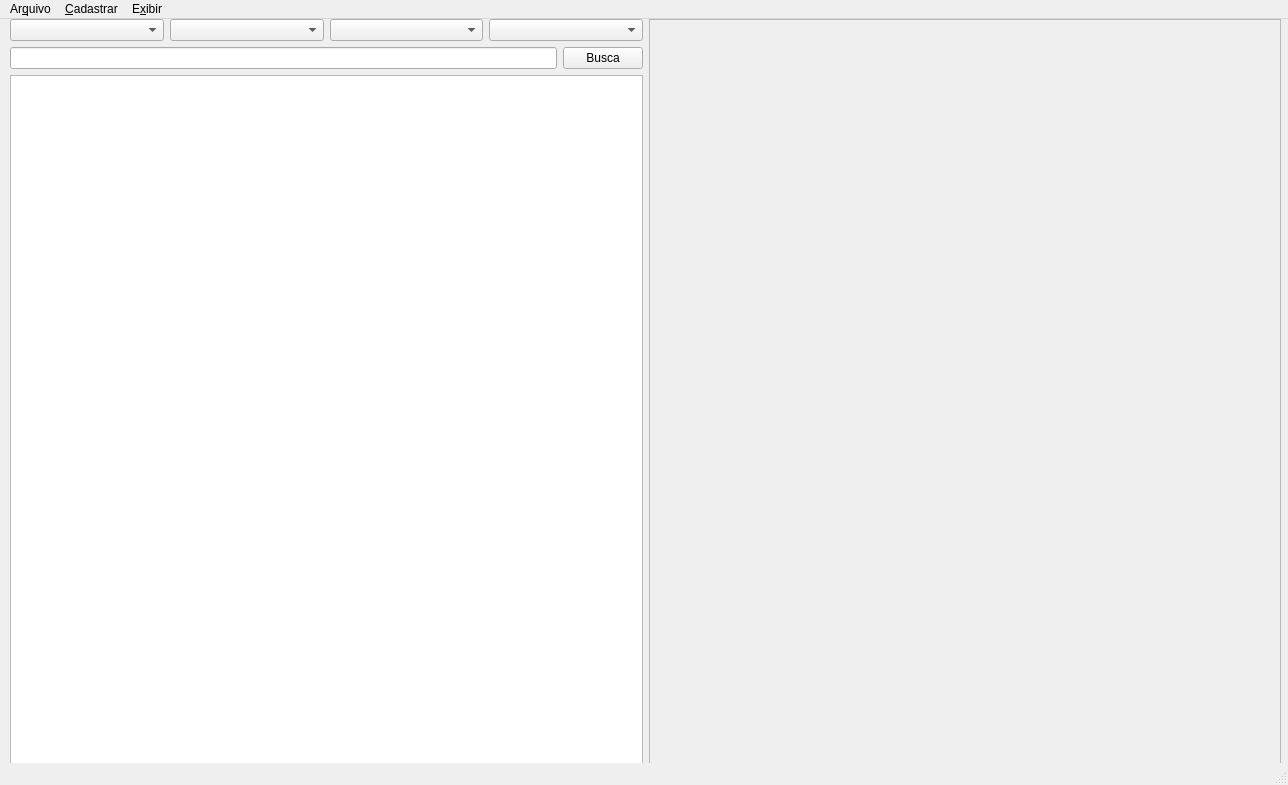
Above: src/main/python/ui/mainWindow.ui from matheusfillipe/ganec before the change. Below: the same form after it.
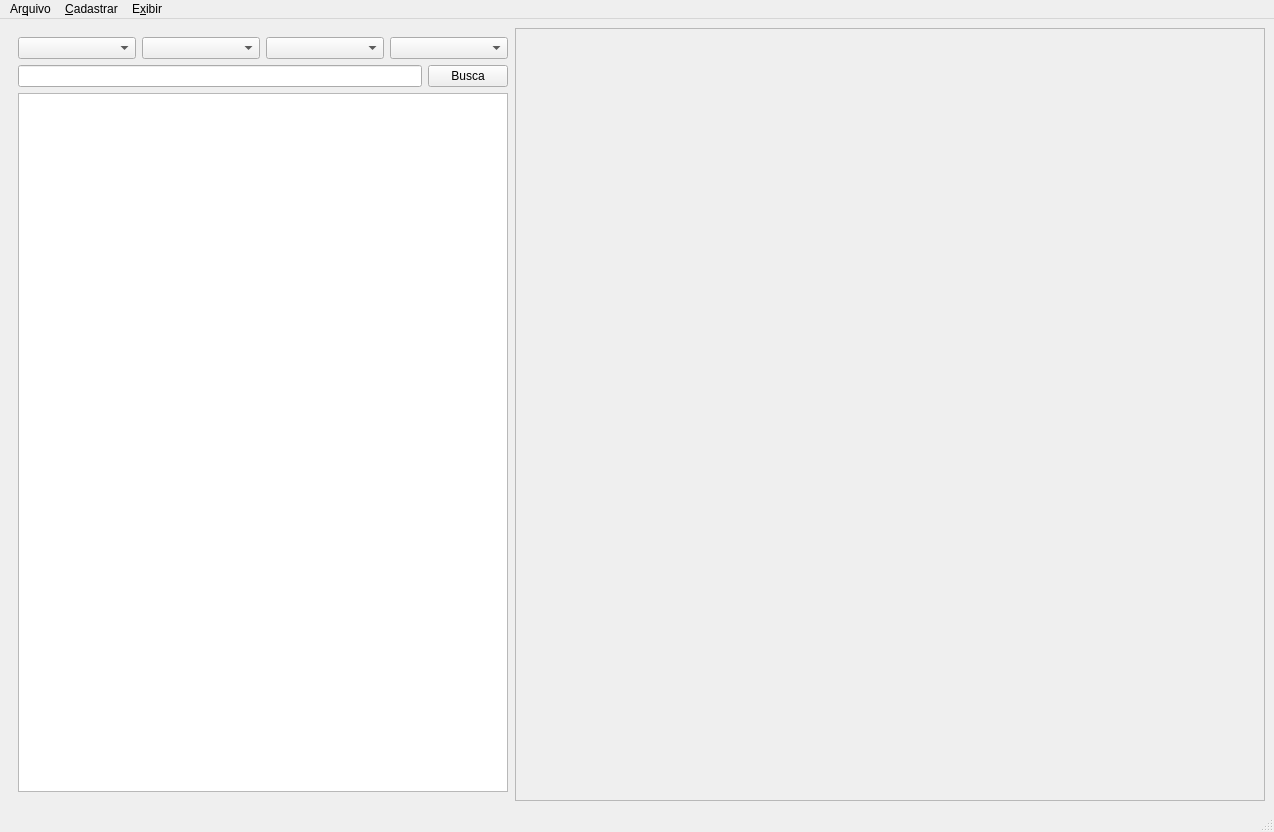
That is the form after the change.

Commit message: Janela de Modalidades

The edit to the form file:
```diff
--- a/src/main/python/ui/mainWindow.ui
+++ b/src/main/python/ui/mainWindow.ui
@@ -6,8 +6,8 @@
    <rect>
     <x>0</x>
     <y>0</y>
-    <width>1288</width>
-    <height>785</height>
+    <width>1274</width>
+    <height>832</height>
    </rect>
   </property>
   <property name="windowTitle">
@@ -20,26 +20,38 @@
      <verstretch>0</verstretch>
     </sizepolicy>
    </property>
-   <widget class="QWidget" name="horizontalLayoutWidget_3">
-    <property name="geometry">
-     <rect>
-      <x>10</x>
-      <y>0</y>
-      <width>1271</width>
-      <height>751</height>
-     </rect>
-    </property>
+   <layout class="QGridLayout" name="gridLayout">
+    <item row="0" column="0">
     <layout class="QHBoxLayout" name="horizontalLayout_4">
      <property name="sizeConstraint">
       <enum>QLayout::SetMaximumSize</enum>
      </property>
      <item>
-      <layout class="QVBoxLayout" name="verticalLayout_2">
+       <widget class="QWidget" name="leftPart" native="true">
+        <property name="sizePolicy">
+         <sizepolicy hsizetype="Maximum" vsizetype="Preferred">
+          <horstretch>0</horstretch>
+          <verstretch>0</verstretch>
+         </sizepolicy>
+        </property>
+        <property name="minimumSize">
+         <size>
+          <width>500</width>
+          <height>0</height>
+         </size>
+        </property>
+        <property name="maximumSize">
+         <size>
+          <width>600</width>
+          <height>16777215</height>
+         </size>
+        </property>
+        <layout class="QVBoxLayout" name="verticalLayout_2" stretch="0,0,0">
        <property name="sizeConstraint">
         <enum>QLayout::SetMaximumSize</enum>
        </property>
        <property name="rightMargin">
-        <number>0</number>
+          <number>1</number>
        </property>
        <item>
         <layout class="QHBoxLayout" name="horizontalLayout">
@@ -79,9 +91,16 @@
         </widget>
        </item>
       </layout>
+       </widget>
      </item>
      <item>
       <widget class="QScrollArea" name="scrollArea">
+        <property name="minimumSize">
+         <size>
+          <width>600</width>
+          <height>0</height>
+         </size>
+        </property>
        <property name="widgetResizable">
         <bool>true</bool>
        </property>
@@ -90,22 +109,23 @@
          <rect>
           <x>0</x>
           <y>0</y>
-          <width>627</width>
-          <height>745</height>
+           <width>750</width>
+           <height>747</height>
          </rect>
         </property>
        </widget>
       </widget>
      </item>
     </layout>
-   </widget>
+    </item>
+   </layout>
   </widget>
   <widget class="QMenuBar" name="menubar">
    <property name="geometry">
     <rect>
      <x>0</x>
      <y>0</y>
-     <width>1288</width>
+     <width>1274</width>
      <height>39</height>
     </rect>
    </property>
```
Lines whose indentation alone changed are shown as unchanged. The commit also changes 4 other files.
